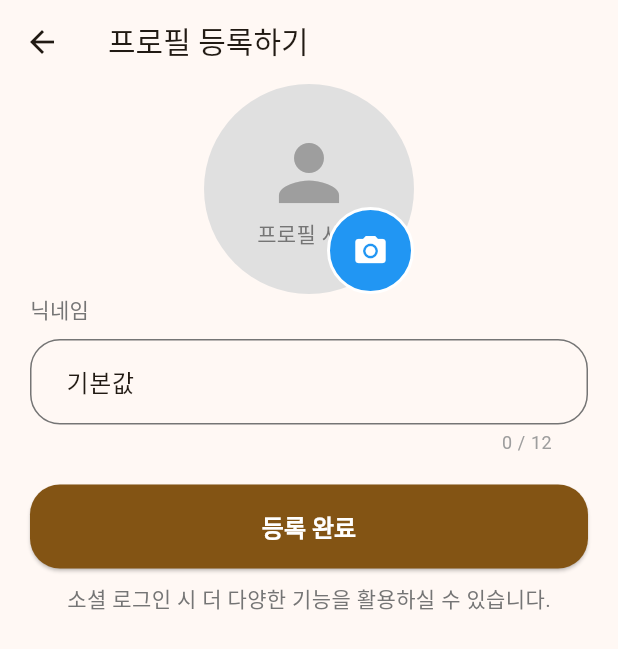
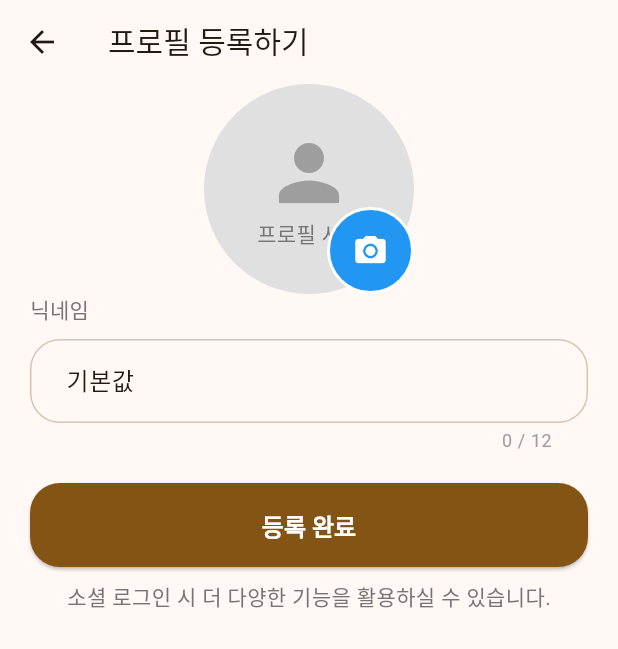
Before and after one commit to joohyelim1208/bread-road, a Flutter app: the screen it shows after launch, after a tap on "다른 방법으로 시작하기", on a phone screen of 412 x 824 dp. Shown: the top 649 px of the screen. Run offline on Flutter 3.47's test engine with Material 3 defaults, Android fonts, the phone set to English and light mode, and no system bars; our stand-ins replace flutter_riverpod, image_picker; Roboto replaces fonts that are missing (Pretendard).

Commit message:
feat: RiverPod 상태관리-Theme

```diff
--- a/analysis_options.yaml
+++ b/analysis_options.yaml
@@ -4,6 +4,9 @@
 # The issues identified by the analyzer are surfaced in the UI of Dart-enabled
 # IDEs (https://dart.dev/tools#ides-and-editors). The analyzer can also be
 # invoked from the command line by running `flutter analyze`.
+analyzer:
+  plugins:
+    - custom_lint
 
 # The following line activates a set of recommended lints for Flutter apps,
 # packages, and plugins designed to encourage good coding practices.
--- a/lib/core/theme/app_theme.dart
+++ b/lib/core/theme/app_theme.dart
@@ -9,8 +9,14 @@ class AppTheme {
     useMaterial3: true,
     colorScheme: AppColorScheme.lightColorScheme,
     textTheme: AppTextTheme.lightTextTheme,
-    inputDecorationTheme: _inputDecoraationTheme(Brightness.light),
-    elevatedButtonTheme: _elevatedButtonTheme,
+    inputDecorationTheme: _inputDecorationTheme(
+      AppColorScheme.lightColorScheme,
+      AppTextTheme.lightTextTheme,
+    ),
+    elevatedButtonTheme: _elevatedButtonTheme(
+      AppColorScheme.lightColorScheme,
+      AppTextTheme.lightTextTheme,
+    ),
   );
 
   // 다크테마
@@ -20,61 +26,64 @@ class AppTheme {
     brightness: Brightness.dark,
     colorScheme: AppColorScheme.darkColorScheme,
     textTheme: AppTextTheme.darkTextTheme,
-    inputDecorationTheme: _inputDecoraationTheme(Brightness.dark),
-    elevatedButtonTheme: _elevatedButtonTheme,
-  );
-
-  static final _elevatedButtonTheme = ElevatedButtonThemeData(
-    style: ElevatedButton.styleFrom(
-      foregroundColor: Colors.white,
-      backgroundColor: AppColorScheme.lightColorScheme.primary,
-      minimumSize: const Size.fromHeight(56),
-      textStyle: AppTextTheme.lightTextTheme.labelLarge,
-      shape: RoundedRectangleBorder(borderRadius: BorderRadius.circular(20)),
+    inputDecorationTheme: _inputDecorationTheme(
+      AppColorScheme.darkColorScheme,
+      AppTextTheme.darkTextTheme,
+    ),
+    elevatedButtonTheme: _elevatedButtonTheme(
+      AppColorScheme.darkColorScheme,
+      AppTextTheme.darkTextTheme,
     ),
   );
 
+  static ElevatedButtonThemeData _elevatedButtonTheme(
+    ColorScheme colors,
+    TextTheme texts,
+  ) {
+    return ElevatedButtonThemeData(
+      style: ElevatedButton.styleFrom(
+        // 앞면에 표시되는 텍스트나 아이콘 색상
+        // onPrimary 라이트 / 다크 모드 글자색 자동 선택되서 편리하다.
+        foregroundColor: colors.onPrimary,
+        backgroundColor: colors.primary,
+        minimumSize: const Size.fromHeight(56),
+        textStyle: texts.labelLarge,
+        shape: RoundedRectangleBorder(borderRadius: BorderRadius.circular(20)),
+      ),
+    );
+  }
+
   // 입력창 테마도 모드에 따라 대응 가능하게
-  static InputDecorationTheme _inputDecoraationTheme(Brightness brightness) {
-    final darkMode = brightness == Brightness.dark;
-    // null safety 체크해줘야 오류안남
-    final Color focusBorderColor = darkMode
-        ? Colors.grey[400]!
-        : Colors.grey[600]!;
-    final Color defaultBorderColor = darkMode
-        ? Colors.grey[400]!
-        : Colors.grey[600]!;
-
+  static InputDecorationTheme _inputDecorationTheme(
+    ColorScheme colors,
+    TextTheme texts,
+  ) {
     return InputDecorationTheme(
-      hintStyle: TextStyle(
-        fontSize: 16,
-        // 다크모드면 힌트색상 더 밝게하기
-        color: darkMode ? Colors.grey[400] : Colors.grey[600],
-      ),
+      hintStyle: texts.bodyMedium,
       contentPadding: const EdgeInsets.symmetric(vertical: 16, horizontal: 20),
       // 텍스트 테마 적용
-      helperStyle: const TextStyle(),
-      errorStyle: const TextStyle(height: 1),
+      helperStyle: texts.labelSmall,
+      errorStyle: texts.labelSmall?.copyWith(color: Colors.red),
       border: WidgetStateInputBorder.resolveWith((states) {
         print(states);
         // 1. 에러가 포함될 때. 가장 먼저 체크
         if (states.contains(WidgetState.error)) {
           return OutlineInputBorder(
             borderRadius: BorderRadius.circular(20),
-            borderSide: BorderSide(color: Colors.red[200]!, width: 2),
+            borderSide: BorderSide(color: colors.error, width: 2),
           );
         }
         // 2. 포커스 받았을 때
         if (states.contains(WidgetState.focused)) {
           return OutlineInputBorder(
             borderRadius: BorderRadius.circular(20),
-            borderSide: BorderSide(color: focusBorderColor, width: 2),
+            borderSide: BorderSide(color: colors.primary, width: 2),
           );
         }
         // 3. 기본 디폴트 값
         return OutlineInputBorder(
           borderRadius: BorderRadius.circular(20),
-          borderSide: BorderSide(color: defaultBorderColor, width: 1),
+          borderSide: BorderSide(color: colors.outlineVariant, width: 1),
         );
       }),
     );
--- a/lib/core/theme/theme_controller.dart
+++ /dev/null
@@ -1,21 +0,0 @@
-import 'package:flutter/material.dart';
-import 'package:get/get.dart';
-import 'app_text_theme.dart';
-import 'app_color_scheme.dart';
-
-class ThemeController extends GetxController {
-  // 현재 테마 모드를 확인한다
-  bool get isDarkMode => Get.isDarkMode;
-  // 텍스트 시스템 테마 상태에 따라 다크 / 라이트 테마를 반환
-  TextTheme get textTheme =>
-      isDarkMode ? AppTextTheme.darkTextTheme : AppTextTheme.lightTextTheme;
-  // 색상 테마. getter의 반환 타입은 ColorScheme
-  ColorScheme get colorScheme => isDarkMode
-      ? AppColorScheme.darkColorScheme
-      : AppColorScheme.lightColorScheme;
-  // 테마 변경 기능. 필요 시 호출한다.
-  void toggleTheme() {
-    Get.changeThemeMode(isDarkMode ? ThemeMode.light : ThemeMode.dark);
-    update(); // UI 업데이트 알림
-  }
-}
--- /dev/null
+++ b/lib/core/theme/theme_provider.dart
@@ -0,0 +1,23 @@
+import 'package:flutter/material.dart';
+import 'package:flutter_riverpod/legacy.dart';
+import 'package:han_ppyeom/core/theme/app_color_scheme.dart';
+import 'package:han_ppyeom/core/theme/app_text_theme.dart';
+
+// 기본값 라이트 / 다크모드 상태 관리 프로바이더(상태 캡슐화)
+final themeModeProvider = StateProvider<ThemeMode>((ref) => ThemeMode.light);
+
+// colorScheme 프로바이더
+final colorSchemeProvider = StateProvider<ColorScheme>((ref) {
+  final mode = ref.watch(themeModeProvider);
+  return mode == ThemeMode.dark
+      ? AppColorScheme.darkColorScheme
+      : AppColorScheme.lightColorScheme;
+});
+
+// textTheme 프로바이더
+final TextThemeProvider = StateProvider((ref) {
+  final mode = ref.watch(themeModeProvider);
+  return mode == ThemeMode.dark
+      ? AppTextTheme.darkTextTheme
+      : AppTextTheme.lightTextTheme;
+});
--- a/lib/main.dart
+++ b/lib/main.dart
@@ -2,7 +2,6 @@ import 'package:flutter/material.dart';
 import 'package:flutter_riverpod/flutter_riverpod.dart';
 import 'package:han_ppyeom/core/theme/app_theme.dart';
 import 'package:han_ppyeom/ui/pages/login/login_page.dart';
-import 'package:get/get.dart';
 
 void main() {
   // 리버팟 패키지
@@ -10,12 +9,12 @@ void main() {
   // Get X 컨트롤러
 }
 
-class MyApp extends StatelessWidget {
+class MyApp extends ConsumerWidget {
   const MyApp({super.key});
 
   @override
-  Widget build(BuildContext context) {
-    return GetMaterialApp(
+  Widget build(BuildContext context, WidgetRef ref) {
+    return MaterialApp(
       debugShowCheckedModeBanner: false,
       theme: AppTheme.lightTheme,
       darkTheme: AppTheme.darkTheme,
--- a/pubspec.yaml
+++ b/pubspec.yaml
@@ -30,7 +30,6 @@ environment:
 dependencies:
   flutter:
     sdk: flutter
-  get: ^4.7.3
 
   # The following adds the Cupertino Icons font to your application.
   # Use with the CupertinoIcons class for iOS style icons.
@@ -42,7 +41,6 @@ dependencies:
   freezed_annotation: ^3.1.0
   json_annotation: ^4.11.0
   image_picker: ^1.2.1
-  get: ^4.7.3
 
 dev_dependencies:
   flutter_test:
```
Also changed, not shown: pubspec.lock.
